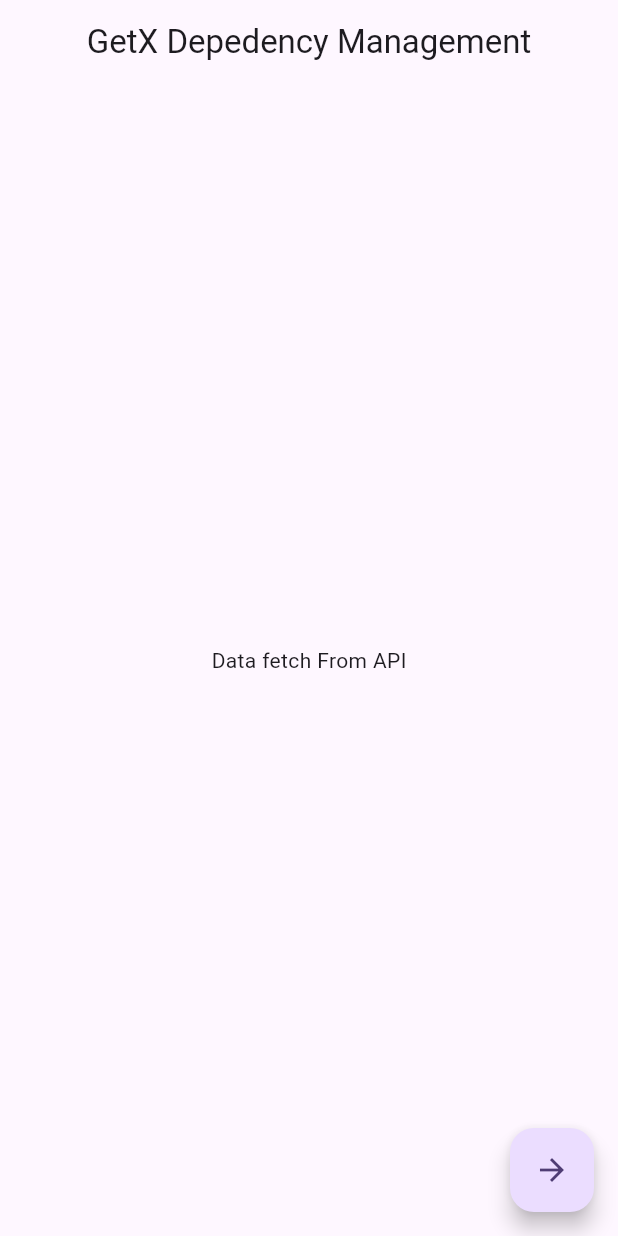
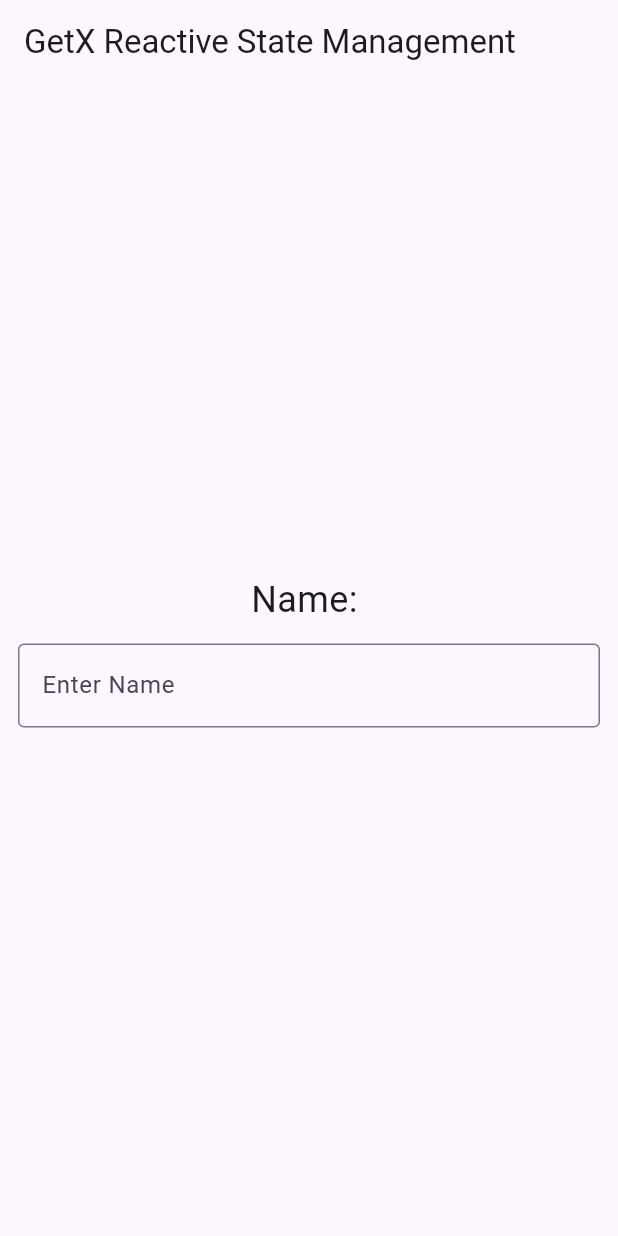
Before and after one commit to Eka051/flutter_state, a Flutter app: the screen it shows after launch, on a phone screen of 412 x 824 dp. Run offline on Flutter 3.47's test engine with Material 3 defaults, Android fonts, the phone set to English and light mode, and no system bars; our stand-ins replace get.

Commit message:
feat: add reactive state management with ReactiveController and update home page to NamePage

```diff
--- a/lib/main.dart
+++ b/lib/main.dart
@@ -1,6 +1,7 @@
 import 'package:flutter/material.dart';
 import 'package:flutter_state/api_service.dart';
 import 'package:flutter_state/counter_controller.dart';
+import 'package:flutter_state/reactive_controller.dart';
 import 'package:get/get.dart';
 
 void main() {
@@ -19,8 +20,45 @@ class MyApp extends StatelessWidget {
         colorScheme: ColorScheme.fromSeed(seedColor: Colors.deepPurple),
         useMaterial3: true,
       ),
-      home: const HomePage(),
+      home: const NamePage(),
       debugShowCheckedModeBanner: false,
+    );
+  }
+}
+
+class NamePage extends StatelessWidget {
+  const NamePage({super.key});
+
+  @override
+  Widget build(BuildContext context) {
+
+    final ReactiveController reactiveController = Get.put(ReactiveController());
+
+    return Scaffold(
+      appBar: AppBar(
+        title: const Text('GetX Reactive State Management'),
+      ),
+      body: Center(
+        child: Column(
+          mainAxisAlignment: MainAxisAlignment.center,
+          children: [
+            Obx(
+              () => Text('Name: ${reactiveController.name}',
+                  style: const TextStyle(fontSize: 24)),
+            ),
+            Padding(
+              padding: const EdgeInsets.all(12),
+              child: TextField(
+                onChanged: reactiveController.changeName,
+                decoration: InputDecoration(
+                  labelText: 'Enter Name',
+                  border: OutlineInputBorder(),
+                ),
+              ),
+            )
+          ],
+        ),
+      ),
     );
   }
 }
--- /dev/null
+++ b/lib/reactive_controller.dart
@@ -0,0 +1,9 @@
+import 'package:get/get.dart';
+
+class ReactiveController extends GetxController {
+  var name = ''.obs;
+
+  void changeName(String newName) {
+    name.value = newName;
+  }
+}
```
